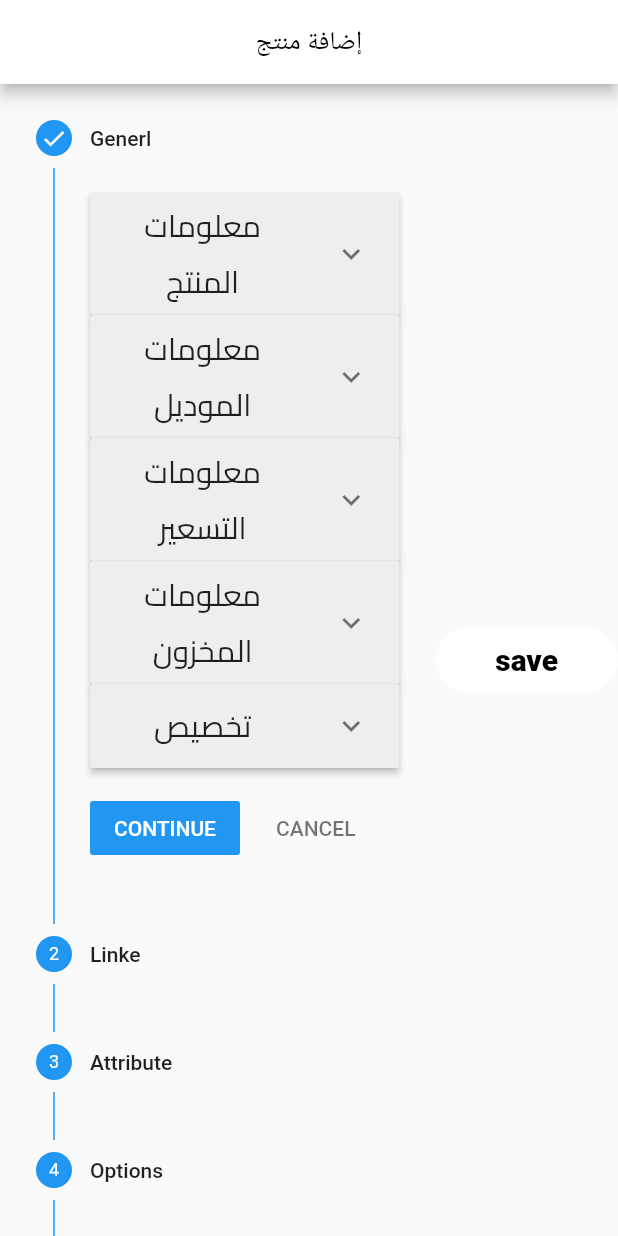
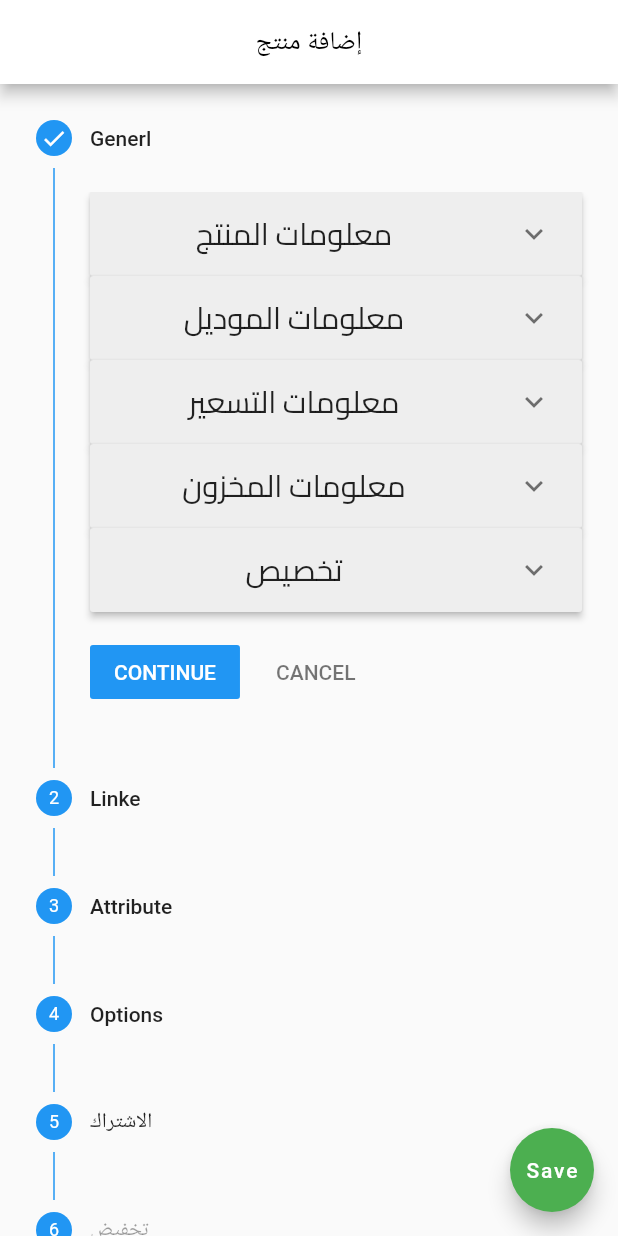
Before and after one commit to Ahmed-Aljabali/opencart-admin, a Flutter app: the WizardPage screen opened directly, on a phone screen of 412 x 824 dp. Run offline on Flutter 3.47's test engine with Material 2 defaults, Android fonts, the phone set to English and light mode, and no system bars; our stand-ins replace get, get_it, shared_preferences; accounts and stored records are empty; network calls fail; Roboto replaces fonts that are missing (FONTSrepo).

Commit message:
resolve confilct

```diff
--- a/lib/controllers/wizard_controller.dart
+++ b/lib/controllers/wizard_controller.dart
@@ -1,19 +1,25 @@
 import 'package:flutter/material.dart';
 import 'package:get/get.dart';
-
-import 'package:meta/meta.dart';
+import 'package:opencart/controllers/porducts_controller.dart';
 import 'package:opencart/model/attr_model.dart';
 import 'package:opencart/model/option_model.dart';
 import 'package:opencart/model/sub_model.dart';
-
-import '../core/constrants/widgetconstrant.dart';
 import '../model/ProductData.dart';
 import '../model/checkbox_data.dart';
 import '../model/discount.dart';
+import '../model/porducts/category.dart';
+import '../model/porducts/product.dart';
+import '../model/porducts/stores.dart';
 
-class WizardController extends GetxController {
+class WizardController extends ProductController {
   var selectedTime = TimeOfDay.now().obs;
+  var  productDescription= ProductDescription();
+  var prod =Products();
+  var selectedOption= Rxn<ProductOption>();
+  var selectedCategories= Rxn<Categories>();
+  var selectedStores= Rxn<Stores>();
 
+  List<ProductOptionValue>  productOptionValue= [];
   var selectedDate = DateTime.now().obs;
   var selectedOptionDate = DateTime.now().obs;
   var selectedDeliveryOptionDate = DateTime.now().obs;
@@ -47,7 +53,8 @@ class WizardController extends GetxController {
   List<String> unintOptionsList = ["وحدة1", "وحدة2", "وحدة3",];
   var selectedunintOptions = Rxn<String>();
   List<String> featureOptionsList = ["ميزة1", "ميزة2", "ميزة3",];
-
+  var storesId= Rxn<int>();
+  var categorieId= Rxn<int>();
 
   List<String> optionsproductlist = ["Checkbox", "Date", "Date & Time" ,"Delivery Date","File"];
   List<String> optioncheckchoose = ["small", "medium", "large",];
@@ -65,8 +72,8 @@ class WizardController extends GetxController {
 
   var selectedsubscrOptions = Rxn<String>();
   List<String> custmGroupOptionsList = ["مجموعة1", "مجموعة2", "مجموعة3",];
-  List<String> testofatrr = ["مجموعة1", "مجموعة2", "مجموعة3",];
-
+  List<String> testofatrr = [];
+  TextEditingController myController =TextEditingController() ;
   var selectedcustmGroupOptions = Rxn<String>();
 
 
@@ -74,10 +81,9 @@ class WizardController extends GetxController {
   RxList<OptModel> optWidgetList = RxList  <OptModel>([]);
 
   RxList<SubModel> subscWidgetList = RxList  <SubModel>([]);
+  var manufacturersId= Rxn<int>();
 
-
-
-  var selectedOption= Rxn<String>();
+  dynamic currentOptionCheckIndex ;
  var isselectedCheckBoxOption= Rxn<String>();
  var isSelectedDateOption= Rxn<String>();
  var isSelectedDeliveryDateOption=Rxn<String>();
@@ -104,12 +110,19 @@ class WizardController extends GetxController {
   RxList<DiscountDataModel> discountDataList = RxList  <DiscountDataModel>([]);
 
 
+  int index = 0;
+  void countingthindex(){
+    index++;
+  }
 
-  void addAttribWidget(AttrModel value) {
+
+  void addAttribWidget(AttrModel value,text) {
     attrWidgetList.add(value);
     attrWidgetList.refresh();
+    testofatrr.add(text);
     update();
   }
+
   void addOptWidget(OptModel value) {
     optWidgetList.add(value);
     optWidgetList.refresh();
@@ -117,6 +130,7 @@ class WizardController extends GetxController {
   }
   void removeAttribWidget(int index) {
     attrWidgetList.removeAt(index);
+    testofatrr.removeAt(index);
 
   }
   void removeOptWidget(int index) {
@@ -238,7 +252,6 @@ discountDataList.refresh();
     DeliveryDateContainerTitle = generateItems(1, 'Delivery Date');
     subscribeproduct1 = generateItems(1, 'اضافة خطة الاشتراك');
     discount1 = generateItems(1 , 'اضافة تخفيض');
-
 
   }
 
--- a/lib/pages/wizard/widgets/options/optionsproductcontainer.dart
+++ b/lib/pages/wizard/widgets/options/optionsproductcontainer.dart
@@ -119,7 +119,7 @@ class OptionsProductContainer extends StatelessWidget {
                                               var data = snapshot.data!.obs.value;
                                               return DropdownButton<ProductOption>(
                                                 hint:  const Text("Add An  Option"),
-                                              value:controller.selectedOption.value,
+                                                value:controller.selectedOption.value,
                                               icon: const Icon(Icons.keyboard_arrow_down),
                                                 items:data.
                                                 map<DropdownMenuItem<ProductOption>>((ProductOption value) {
--- a/lib/pages/wizard/wizard_page.dart
+++ b/lib/pages/wizard/wizard_page.dart
@@ -146,24 +146,13 @@ class WizardPage extends GetView<WizardController> {
                 ),
               ),
 
-              RaisedButton(
-                color: Colors.white,
-                textColor: Colors.white,
-                elevation: 0,
-                shape: RoundedRectangleBorder(
-                  borderRadius: BorderRadius.circular(50.0),
+
+            ],
           ),
-                padding:
-                const  EdgeInsets.only(left: 40, top: 10, right: 40, bottom: 10),
-                child:const Text(
-                  "save",
-                  style: TextStyle(
-                      fontSize: 20,
-                      fontWeight: FontWeight.w900,
-                      color: Colors.black,
-                      fontFamily: 'FONTSrepo'),
-                ),
+floatingActionButton: FloatingActionButton(
 
+
+  backgroundColor: Colors.green,
   onPressed: () {
     print(controller.categorieId.value);
     print( controller.storesId.value);
@@ -174,8 +163,23 @@ class WizardPage extends GetView<WizardController> {
     // print(controller.selectedAttribu.value!.attributeId);
     //   controller.addNewProduct();
   },
+  tooltip: 'add a new product',
+  highlightElevation: 1,
+
+  child:   Container(
+
+    decoration: BoxDecoration(
+
+      color: Colors.transparent,
+      borderRadius: const BorderRadius.all(
+        Radius.circular(100),
       ),
-            ],
+
+    ),
+    child: const Text('Save')
+  ),
+
+
 ),
         ),
       ),
```
Also changed, not shown: fonts/Cairo/OFL.txt (added, +93 -0 lines), lib/core/constrants/widgetconstrant.dart (+32 -0 lines), lib/pages/wizard/widgets/attribute/firstproductattributecontainer.dart (+25 -10 lines), fonts/Cairo/Cairo-VariableFont_wght.ttf (added), fonts/Cairo/README.txt (added), fonts/Cairo/static/Cairo-Black.ttf (added), fonts/Cairo/static/Cairo-Bold.ttf (added), fonts/Cairo/static/Cairo-ExtraBold.ttf (added), fonts/Cairo/static/Cairo-ExtraLight.ttf (added), fonts/Cairo/static/Cairo-Light.ttf (added), fonts/Cairo/static/Cairo-Medium.ttf (added), fonts/Cairo/static/Cairo-Regular.ttf (added), fonts/Cairo/static/Cairo-SemiBold.ttf (added). Lines whose indentation alone changed are shown as unchanged.
